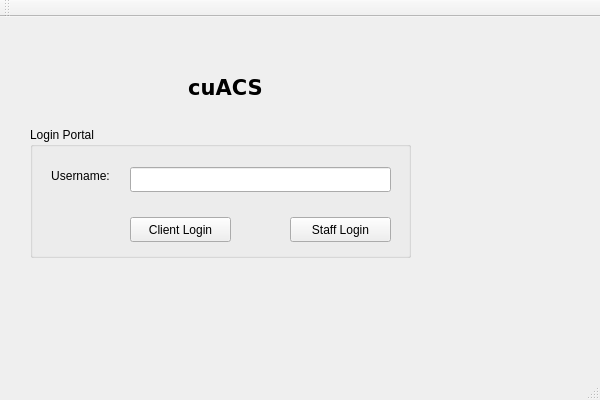
Qt form mainwindow.ui (justinward3/COMP3004Project) before a commit.
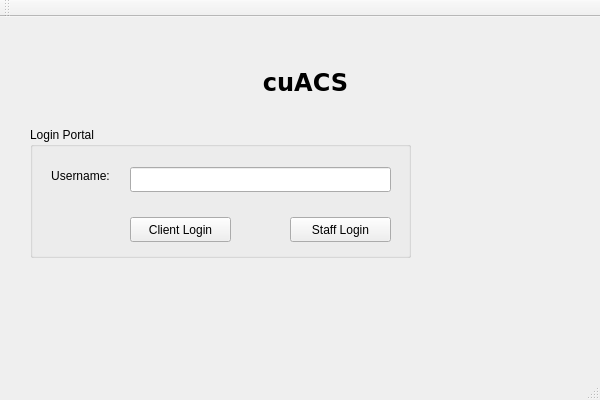
The same form after that commit. Icons and pictures are not drawn.

```diff
--- a/mainwindow.ui
+++ b/mainwindow.ui
@@ -10,6 +10,18 @@
     <height>400</height>
    </rect>
   </property>
+  <property name="sizePolicy">
+   <sizepolicy hsizetype="Preferred" vsizetype="Preferred">
+    <horstretch>0</horstretch>
+    <verstretch>0</verstretch>
+   </sizepolicy>
+  </property>
+  <property name="maximumSize">
+   <size>
+    <width>600</width>
+    <height>400</height>
+   </size>
+  </property>
   <property name="windowTitle">
    <string>Login</string>
   </property>
@@ -69,16 +81,16 @@
    <widget class="QLabel" name="label">
     <property name="geometry">
      <rect>
-      <x>170</x>
-      <y>60</y>
+      <x>250</x>
+      <y>50</y>
       <width>111</width>
-      <height>21</height>
+      <height>31</height>
      </rect>
     </property>
     <property name="font">
      <font>
       <family>DejaVu Sans</family>
-      <pointsize>16</pointsize>
+      <pointsize>18</pointsize>
       <weight>75</weight>
       <bold>true</bold>
      </font>
@@ -106,10 +118,10 @@
    <widget class="QLabel" name="label_2">
     <property name="geometry">
      <rect>
-      <x>460</x>
-      <y>10</y>
-      <width>101</width>
-      <height>121</height>
+      <x>450</x>
+      <y>80</y>
+      <width>121</width>
+      <height>161</height>
      </rect>
     </property>
     <property name="text">
```
